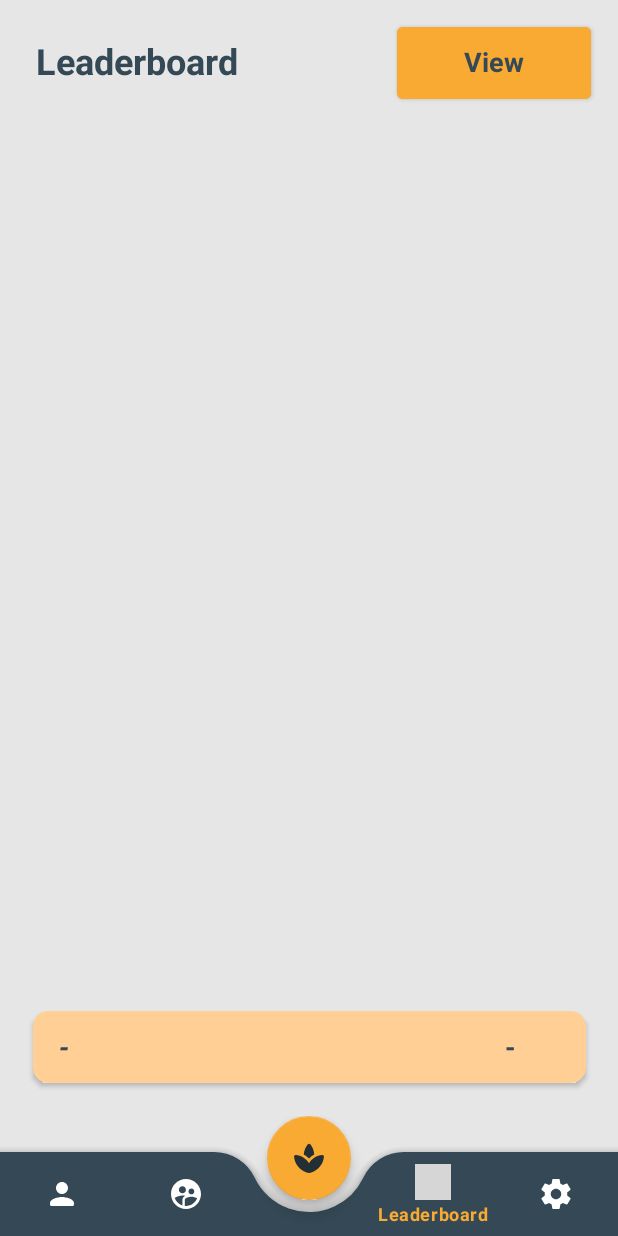
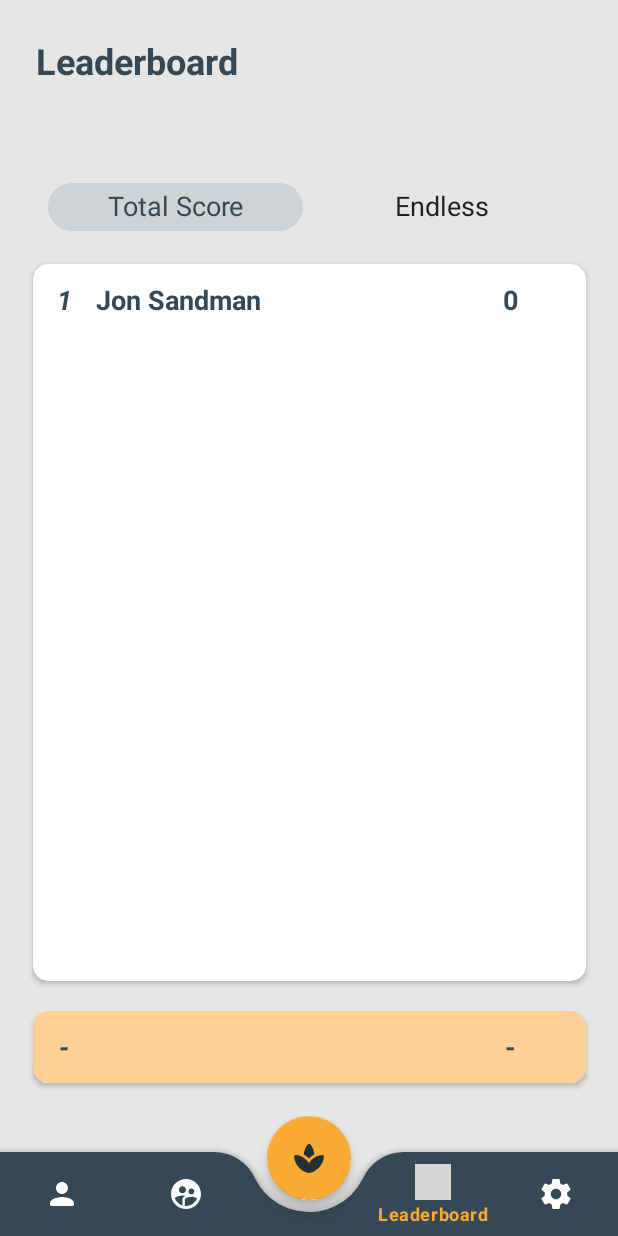
Before and after one commit to LexuLexu/Kanji_Quiz, an Android app: the LeaderboardActivity screen opened directly, with no data from a screen before it, on a phone screen of 412 x 824 dp. Run offline under Robolectric (Android 15) with nearby library versions, the phone set to English and light mode, and no system bars; our stand-ins replace Firebase (no records; nobody signed in at launch, a user with empty details on screens opened directly); grey boxes are pictures that could not be loaded.

Commit message:
leaderboard loads on activity open

```diff
--- a/app/src/main/java/com/example/quiztest1/LeaderboardActivity.java
+++ b/app/src/main/java/com/example/quiztest1/LeaderboardActivity.java
@@ -96,6 +96,8 @@ public class LeaderboardActivity extends AppCompatActivity {
             }
         });
 
+        remove_cover();
+
         create_chip_listeners();
 
         load_bottom_bar();
@@ -111,7 +113,6 @@ public class LeaderboardActivity extends AppCompatActivity {
 
                 load_leaderboards();
 
-                System.out.println("leaderboard updated");
                 handler.postDelayed(this, delay);
             }
         }, delay);
@@ -449,9 +450,6 @@ public class LeaderboardActivity extends AppCompatActivity {
 
     public void load_leaderboards (View v) {
 
-        System.out.println(userList);
-        System.out.println(endlessUserList);
-
         List<HashMap.Entry<String, Integer>> list = new LinkedList<>(userList.entrySet());
         sortUsers(list);
         outputToLeaderBoard();
@@ -494,8 +492,6 @@ public class LeaderboardActivity extends AppCompatActivity {
 
     public void load_leaderboards () {
 
-        System.out.println(userList);
-        System.out.println(endlessUserList);
 
         List<HashMap.Entry<String, Integer>> list = new LinkedList<>(userList.entrySet());
         sortUsers(list);
@@ -676,4 +672,16 @@ public class LeaderboardActivity extends AppCompatActivity {
         userList = new HashMap<>();
         endlessUserList = new HashMap<>();
     }
+
+    public void remove_cover() {
+        load_leaderboards();
+
+        View leaderboardCover = findViewById(R.id.leaderboardCover);
+        leaderboardCover.setVisibility(View.INVISIBLE);
+
+        CardView endlessCard = findViewById(R.id.endlessCard);
+        Button coverButton = findViewById(R.id.leaderButton);
+        endlessCard.setVisibility(View.INVISIBLE);
+        coverButton.setVisibility(View.INVISIBLE);
+    }
 }
```
